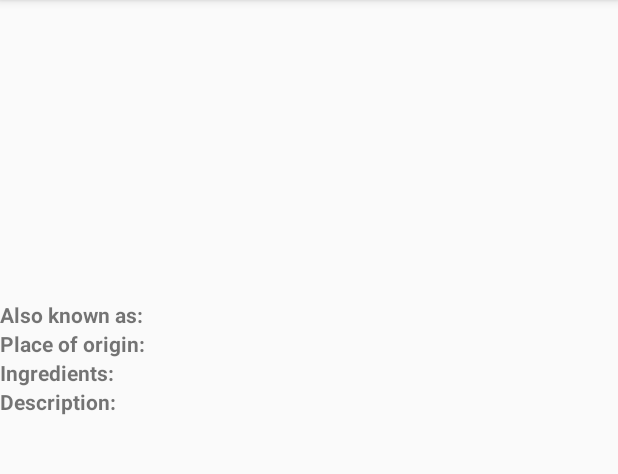
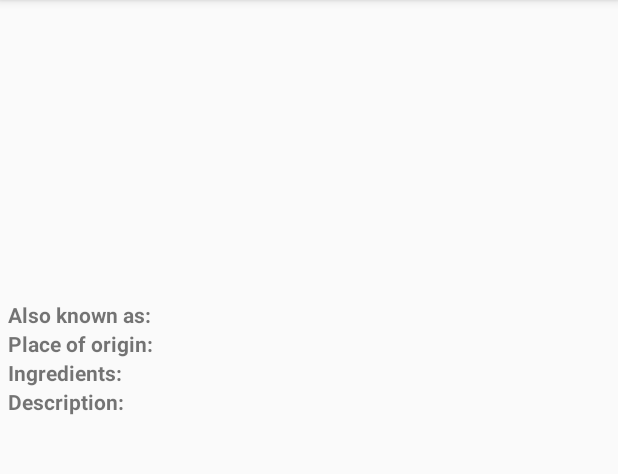
Before and after one commit to haitanle/android-projects, an Android app: the DetailActivity screen opened directly, with no data from a screen before it, on a phone screen of 412 x 824 dp, the part 84-558 px from its top. Run offline under Robolectric (Android 15) with nearby library versions, the phone set to English and light mode, and no system bars; our stand-ins replace Picasso; pictures from the network do not load; 1 statement that could not run was skipped.

Commit message:
add padding

```diff
--- a/sandwich-club-starter-code-master/app/src/main/res/layout/activity_detail.xml
+++ b/sandwich-club-starter-code-master/app/src/main/res/layout/activity_detail.xml
@@ -12,7 +12,10 @@
     <LinearLayout
         android:orientation="vertical"
         android:layout_width="match_parent"
-        android:layout_height="wrap_content">
+        android:layout_height="wrap_content"
+        android:paddingLeft="5dp"
+        android:paddingRight="5dp">
+
     <ImageView
         android:id="@+id/image_iv"
         android:layout_width="match_parent"
```
